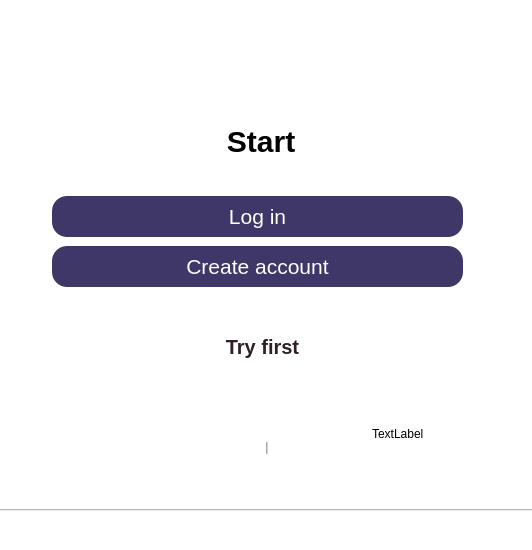
Old version of the form pyqt/login.ui in the repository argenkuz/Voting-system.
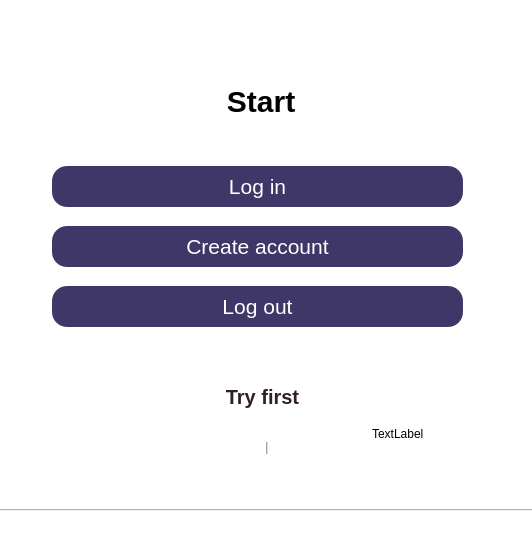
New version of the form. The open tabs and pages were chosen to show the change. Icons and pictures are not drawn.

```diff
--- a/pyqt/login.ui
+++ b/pyqt/login.ui
@@ -56,7 +56,7 @@
       <property name="geometry">
        <rect>
         <x>60</x>
-        <y>210</y>
+        <y>180</y>
         <width>411</width>
         <height>41</height>
        </rect>
@@ -96,7 +96,7 @@
       <property name="geometry">
        <rect>
         <x>60</x>
-        <y>260</y>
+        <y>240</y>
         <width>411</width>
         <height>41</height>
        </rect>
@@ -135,7 +135,7 @@
       <property name="geometry">
        <rect>
         <x>160</x>
-        <y>130</y>
+        <y>90</y>
         <width>181</width>
         <height>51</height>
        </rect>
@@ -157,7 +157,7 @@
       <property name="geometry">
        <rect>
         <x>170</x>
-        <y>340</y>
+        <y>390</y>
         <width>201</width>
         <height>41</height>
        </rect>
@@ -246,6 +246,46 @@
        <bool>true</bool>
       </property>
      </widget>
+     <widget class="QPushButton" name="pushButton_5">
+      <property name="geometry">
+       <rect>
+        <x>60</x>
+        <y>300</y>
+        <width>411</width>
+        <height>41</height>
+       </rect>
+      </property>
+      <property name="font">
+       <font>
+        <pointsize>16</pointsize>
+        <bold>false</bold>
+       </font>
+      </property>
+      <property name="cursor">
+       <cursorShape>PointingHandCursor</cursorShape>
+      </property>
+      <property name="styleSheet">
+       <string notr="true">QPushButton {
+    background-color: rgb(63, 55, 104);
+    border-radius: 15px;
+    color: rgb(255, 255, 255);
+font-weight: normal;
+outline: none;
+
+	
+	
+
+}
+
+QPushButton:hover {
+    background-color: rgb(60, 90, 156);
+}
+</string>
+      </property>
+      <property name="text">
+       <string>Log out</string>
+      </property>
+     </widget>
      <zorder>label_2</zorder>
      <zorder>pushButton_3</zorder>
      <zorder>pushButton_4</zorder>
```
Left out of the diff: 11 changed lines with no effect on the pictures.
